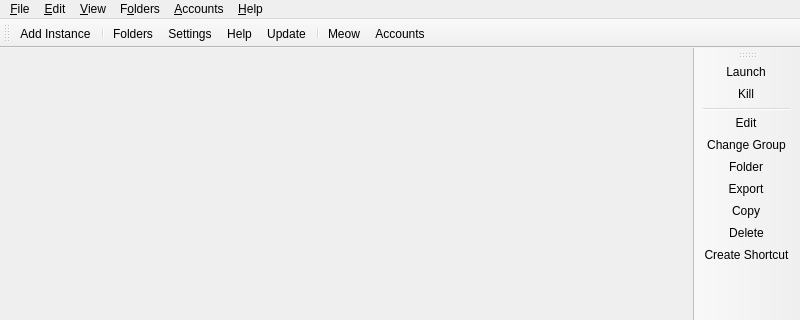
The window that launcher/ui/MainWindow.ui (PrismLauncher/PrismLauncher) describes before a commit, drawn with Qt 5; both pictures show x 0 to 800 and y 0 to 320 of the 800 by 600 pixel window.
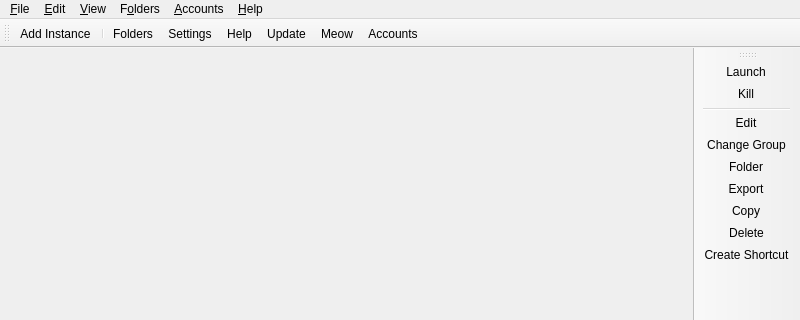
The same window after the commit. Icons and pictures are not drawn. Custom widgets are drawn as their Qt base class.

Commit message: Reference the cat separator explicitly

```diff
--- a/launcher/ui/MainWindow.ui
+++ b/launcher/ui/MainWindow.ui
@@ -55,7 +55,6 @@
    <addaction name="actionSettings"/>
    <addaction name="actionHelpButton"/>
    <addaction name="actionCheckUpdate"/>
-   <addaction name="separator"/>
    <addaction name="actionCAT"/>
    <addaction name="actionAccountsButton"/>
   </widget>
```
The commit also changes 2 other files.
